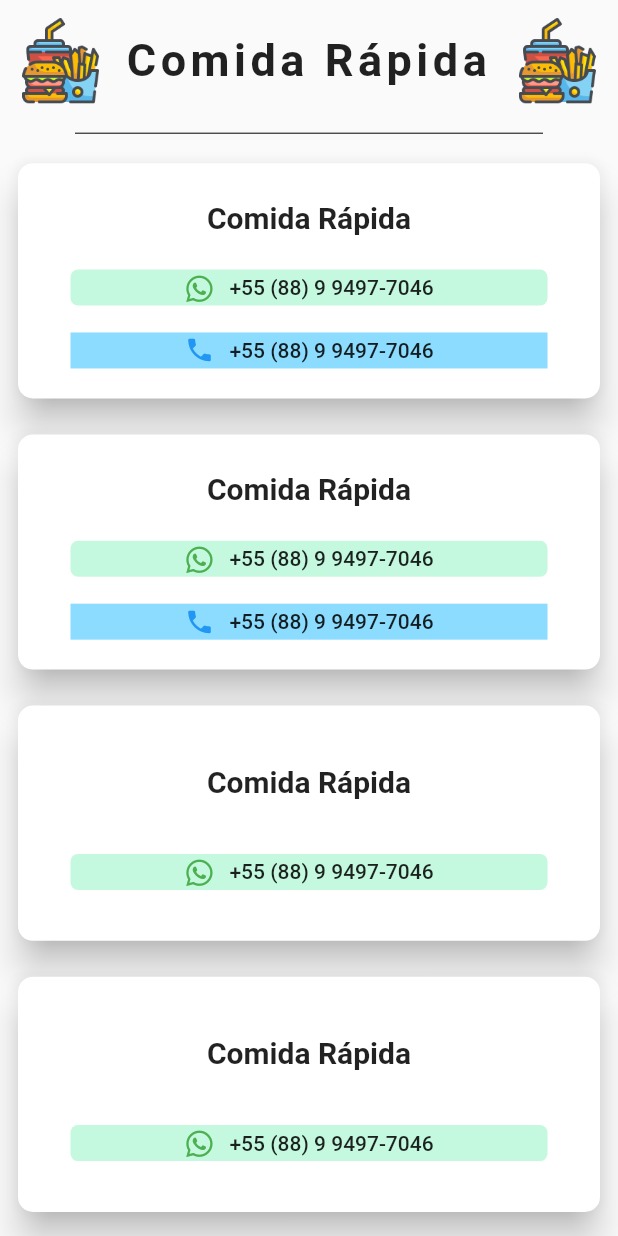
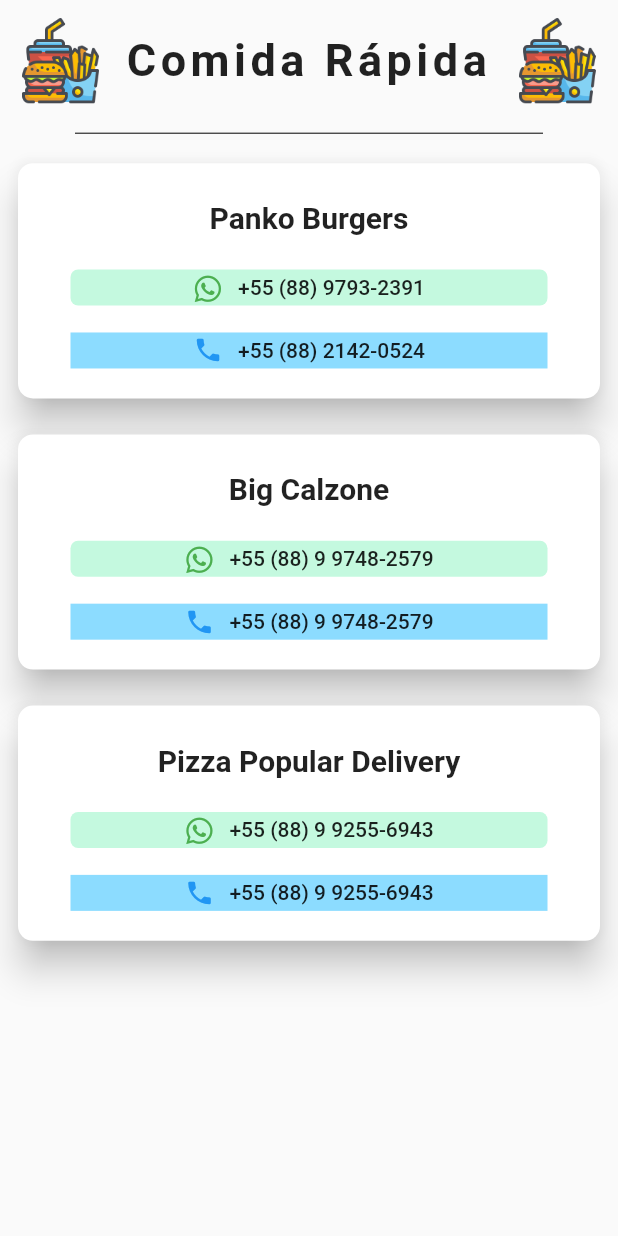
Before and after one commit to thalyson004/Flutter-lista-telefonica, a Flutter app: the Home screen opened by its route, after a tap on "Comida Rápida", on a phone screen of 412 x 824 dp. Run offline on Flutter 3.47's test engine with Material 2 defaults, Android fonts, the phone set to English and light mode, and no system bars; our stand-ins replace font_awesome_flutter, rflutter_alert.

Commit message:
Atualização de contatos de entreguas

```diff
--- a/lib/contacts/entregas/agua.dart
+++ b/lib/contacts/entregas/agua.dart
@@ -2,38 +2,17 @@ import 'package:listatelefonicalimoeiro/mycontact.dart';
 
 List<MyContact> agua = [
   MyContact(
-    name: 'Água',
+    name: 'Antônio Água',
     whatsapp: '+55 (88) 9 9497-7046',
     phone: '+55 (88) 9 9497-7046',
   ),
   MyContact(
-    name: 'Água',
-    whatsapp: '+55 (88) 9 9497-7046',
-    phone: '+55 (88) 9 9497-7046',
+    name: 'Água Mineral Ramos',
+//    whatsapp: '+55 (88) 9 9980-8037',
+    phone: '+55 (88) 9 9980-8037',
   ),
   MyContact(
-    name: 'Água',
-    whatsapp: '+55 (88) 9 9497-7046',
-    phone: '+55 (88) 9 9497-7046',
-  ),
-  MyContact(
-    name: 'Água',
-    whatsapp: '+55 (88) 9 9497-7046',
-  ),
-  MyContact(
-    name: 'Água',
-    whatsapp: '+55 (88) 9 9497-7046',
-  ),
-  MyContact(
-    name: 'Antônio',
-    whatsapp: '+55 (88) 9 9497-7046',
-  ),
-  MyContact(
-    name: 'Antônio',
-    whatsapp: '+55 (88) 9 9497-7046',
-  ),
-  MyContact(
-    name: 'Antônio',
-    whatsapp: '+55 (88) 9 9497-7046',
+    name: 'Mercadinho Martins',
+    phone: '+55 88 3 423-3399',
   ),
 ];
--- a/lib/contacts/entregas/comidarapida.dart
+++ b/lib/contacts/entregas/comidarapida.dart
@@ -2,37 +2,18 @@ import 'package:listatelefonicalimoeiro/mycontact.dart';
 
 List<MyContact> comidarapida = [
   MyContact(
-    name: 'Comida Rápida',
-    whatsapp: '+55 (88) 9 9497-7046',
-    phone: '+55 (88) 9 9497-7046',
+    name: 'Panko Burgers',
+    whatsapp: '+55 (88) 9793-2391',
+    phone: '+55 (88) 2142-0524',
   ),
   MyContact(
-    name: 'Comida Rápida',
-    whatsapp: '+55 (88) 9 9497-7046',
-    phone: '+55 (88) 9 9497-7046',
+    name: 'Big Calzone',
+    whatsapp: '+55 (88) 9 9748-2579',
+    phone: '+55 (88) 9 9748-2579',
   ),
   MyContact(
-    name: 'Comida Rápida',
-    whatsapp: '+55 (88) 9 9497-7046',
-  ),
-  MyContact(
-    name: 'Comida Rápida',
-    whatsapp: '+55 (88) 9 9497-7046',
-  ),
-  MyContact(
-    name: 'Comida Rápida',
-    whatsapp: '+55 (88) 9 9497-7046',
-  ),
-  MyContact(
-    name: 'Comida Rápida',
-    whatsapp: '+55 (88) 9 9497-7046',
-  ),
-  MyContact(
-    name: 'Comida Rápida',
-    whatsapp: '+55 (88) 9 9497-7046',
-  ),
-  MyContact(
-    name: 'Comida Rápida',
-    whatsapp: '+55 (88) 9 9497-7046',
+    name: 'Pizza Popular Delivery',
+    whatsapp: '+55 (88) 9 9255-6943',
+    phone: '+55 (88) 9 9255-6943',
   ),
 ];
--- a/lib/contacts/entregas/farmacia.dart
+++ b/lib/contacts/entregas/farmacia.dart
@@ -2,37 +2,24 @@ import 'package:listatelefonicalimoeiro/mycontact.dart';
 
 List<MyContact> farmacia = [
   MyContact(
-    name: 'Farmácia',
-    whatsapp: '+55 (88) 9 9497-7046',
-    phone: '+55 (88) 9 9497-7046',
+    name: 'Farmácia ExtraFarma',
+    whatsapp: '+55 (88) 9 9228-1477',
+    phone: '+55 (88) 9 9228-1477',
   ),
   MyContact(
-    name: 'Farmácia',
-    whatsapp: '+55 (88) 9 9497-7046',
-    phone: '+55 (88) 9 9497-7046',
+    name: 'Drogarias Feitosa',
+    phone: '+55 (88) 3 423-4107',
   ),
   MyContact(
-    name: 'Farmácia',
-    whatsapp: '+55 (88) 9 9497-7046',
+    name: 'Farmácia Pague Menos',
+    phone: '+55 (88) 3 423-6274',
   ),
   MyContact(
-    name: 'Farmácia',
-    whatsapp: '+55 (88) 9 9497-7046',
+    name: 'Farmácia São Raimundo',
+    phone: '+55 (88) 3 423-3666',
   ),
   MyContact(
-    name: 'Farmácia',
-    whatsapp: '+55 (88) 9 9497-7046',
-  ),
-  MyContact(
-    name: 'Comida',
-    whatsapp: '+55 (88) 9 9497-7046',
-  ),
-  MyContact(
-    name: 'Comida',
-    whatsapp: '+55 (88) 9 9497-7046',
-  ),
-  MyContact(
-    name: 'Comida',
-    whatsapp: '+55 (88) 9 9497-7046',
+    name: 'Farmácia Limoeirense',
+    phone: '+55 (88) 3 423-1506',
   ),
 ];
--- a/lib/contacts/entregas/gas.dart
+++ b/lib/contacts/entregas/gas.dart
@@ -2,37 +2,8 @@ import 'package:listatelefonicalimoeiro/mycontact.dart';
 
 List<MyContact> gas = [
   MyContact(
-    name: 'Gás',
-    whatsapp: '+55 (88) 9 9497-7046',
-    phone: '+55 (88) 9 9497-7046',
-  ),
-  MyContact(
-    name: 'Gás',
-    whatsapp: '+55 (88) 9 9497-7046',
-    phone: '+55 (88) 9 9497-7046',
-  ),
-  MyContact(
-    name: 'Gás',
-    whatsapp: '+55 (88) 9 9497-7046',
-  ),
-  MyContact(
-    name: 'Gás',
-    whatsapp: '+55 (88) 9 9497-7046',
-  ),
-  MyContact(
-    name: 'Comida',
-    whatsapp: '+55 (88) 9 9497-7046',
-  ),
-  MyContact(
-    name: 'Comida',
-    whatsapp: '+55 (88) 9 9497-7046',
-  ),
-  MyContact(
-    name: 'Comida',
-    whatsapp: '+55 (88) 9 9497-7046',
-  ),
-  MyContact(
-    name: 'Comida',
-    whatsapp: '+55 (88) 9 9497-7046',
+    name: 'SuperGasbras',
+//    whatsapp: '+55 (88) 9 8153-0243',
+    phone: '+55 (88) 2142-1011',
   ),
 ];
--- a/lib/contacts/entregas/padaria.dart
+++ b/lib/contacts/entregas/padaria.dart
@@ -2,37 +2,13 @@ import 'package:listatelefonicalimoeiro/mycontact.dart';
 
 List<MyContact> padaria = [
   MyContact(
-    name: 'Padaria',
-    whatsapp: '+55 (88) 9 9497-7046',
-    phone: '+55 (88) 9 9497-7046',
+    name: 'Sabor do trigo',
+//    whatsapp: '+55 (88) 9 9497-7046',
+    phone: '+55 (88) 3 423-3236',
   ),
   MyContact(
-    name: 'Padaria',
-    whatsapp: '+55 (88) 9 9497-7046',
-    phone: '+55 (88) 9 9497-7046',
-  ),
-  MyContact(
-    name: 'Padaria',
-    whatsapp: '+55 (88) 9 9497-7046',
-  ),
-  MyContact(
-    name: 'Padaria',
-    whatsapp: '+55 (88) 9 9497-7046',
-  ),
-  MyContact(
-    name: 'Padaria',
-    whatsapp: '+55 (88) 9 9497-7046',
-  ),
-  MyContact(
-    name: 'Comida',
-    whatsapp: '+55 (88) 9 9497-7046',
-  ),
-  MyContact(
-    name: 'Comida',
-    whatsapp: '+55 (88) 9 9497-7046',
-  ),
-  MyContact(
-    name: 'Comida',
-    whatsapp: '+55 (88) 9 9497-7046',
+    name: 'Zitrone Gastrobar',
+    whatsapp: '+55 (88) 9 9806-8178',
+    phone: '+55 (88) 9 9806-8178',
   ),
 ];
--- a/lib/contacts/entregas/refeicao.dart
+++ b/lib/contacts/entregas/refeicao.dart
@@ -2,37 +2,18 @@ import 'package:listatelefonicalimoeiro/mycontact.dart';
 
 List<MyContact> refeicao = [
   MyContact(
-    name: 'Refeição',
-    whatsapp: '+55 (88) 9 9497-7046',
-    phone: '+55 (88) 9 9497-7046',
+    name: 'Marmitaria Delicias Caseiras',
+//    whatsapp: '+55 (88) 9 9257-2744',
+    phone: '+55 (88) 9 9257-2744',
   ),
+//  MyContact(
+//    name: 'Cuscuzeria Danado de Bom',
+//    whatsapp: '+55 (88) 9 8132-4172',
+//    phone: '+55 (88) 9 8132-4172',
+//  ),
   MyContact(
-    name: 'Refeição',
-    whatsapp: '+55 (88) 9 9497-7046',
-    phone: '+55 (88) 9 9497-7046',
-  ),
-  MyContact(
-    name: 'Refeição',
-    whatsapp: '+55 (88) 9 9497-7046',
-  ),
-  MyContact(
-    name: 'Refeição',
-    whatsapp: '+55 (88) 9 9497-7046',
-  ),
-  MyContact(
-    name: 'Comida',
-    whatsapp: '+55 (88) 9 9497-7046',
-  ),
-  MyContact(
-    name: 'Comida',
-    whatsapp: '+55 (88) 9 9497-7046',
-  ),
-  MyContact(
-    name: 'Comida',
-    whatsapp: '+55 (88) 9 9497-7046',
-  ),
-  MyContact(
-    name: 'Comida',
-    whatsapp: '+55 (88) 9 9497-7046',
+    name: 'Marmitaria Delícias da Hora',
+    whatsapp: '+55 (88) 9 9290-5215',
+    phone: '+55 (88) 9 9290-5215',
   ),
 ];
```
